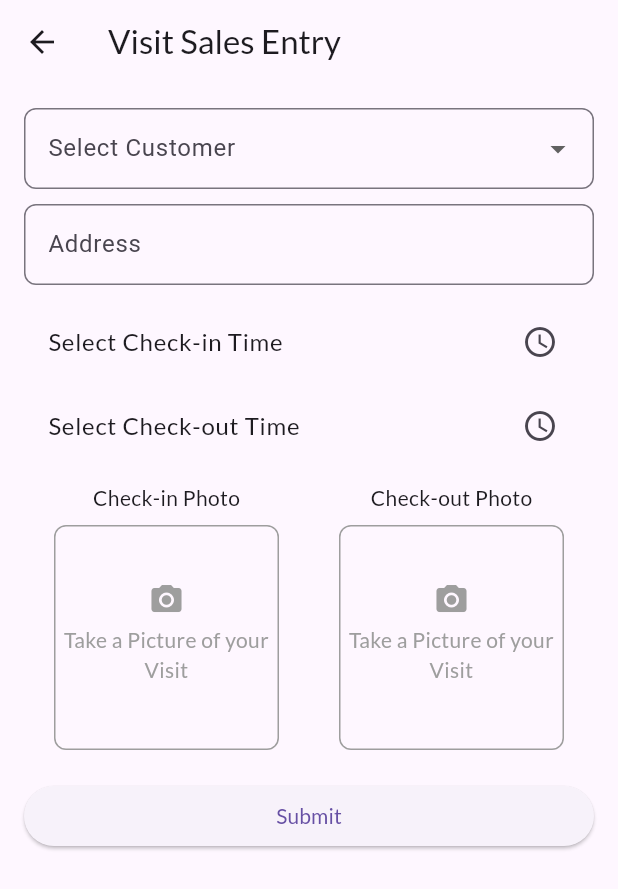
After one commit to filbertumbawa15/crm-android, a Flutter app: the VisitEntryScreen screen opened by its route, on a phone screen of 412 x 824 dp. The commit adds this screen. Shown: the top 889 px of the screen. Run offline on Flutter 3.47's test engine with Material 3 defaults, Android fonts, the light colour scheme and no system bars; our stand-ins replace bloc, dio, flutter_bloc; network calls fail.

Commit message:
form visit and detail screen visit

```diff
--- /dev/null
+++ b/lib/components/input_decoration.dart
@@ -0,0 +1,16 @@
+import 'package:flutter/material.dart';
+
+InputDecoration borderinputDecoration(String label) {
+  return InputDecoration(
+    labelText: label,
+    border: OutlineInputBorder(
+      borderRadius: BorderRadius.circular(8), // Square-like corners
+    ),
+    focusedBorder: OutlineInputBorder(
+      borderRadius: BorderRadius.circular(8),
+      borderSide:
+          const BorderSide(color: Colors.purple, width: 2), // Primary color
+    ),
+    contentPadding: const EdgeInsets.symmetric(horizontal: 12, vertical: 15),
+  );
+}
--- /dev/null
+++ b/lib/components/upload_placeholder.dart
@@ -0,0 +1,30 @@
+import 'package:flutter/material.dart';
+
+Widget uploadPlaceholder() {
+  return Container(
+    height: 150,
+    width: 150,
+    decoration: BoxDecoration(
+      borderRadius: BorderRadius.circular(8),
+      border: Border.all(color: Colors.grey),
+    ),
+    child: const Column(
+      mainAxisAlignment: MainAxisAlignment.center,
+      children: [
+        Icon(Icons.camera_alt, color: Colors.grey),
+        Padding(
+          padding: EdgeInsets.all(5.0),
+          child: Text(
+            "Take a Picture of your Visit",
+            textAlign: TextAlign.center,
+            style: TextStyle(
+              fontSize: 14.0,
+              color: Colors.grey,
+              fontFamily: 'Lato',
+            ),
+          ),
+        ),
+      ],
+    ),
+  );
+}
--- a/lib/main.dart
+++ b/lib/main.dart
@@ -3,6 +3,8 @@ import 'package:crm_android/screen/customer.dart';
 import 'package:crm_android/screen/dashboard.dart';
 import 'package:crm_android/screen/home.dart';
 import 'package:crm_android/screen/listvisit.dart';
+import 'package:crm_android/screen/visit_form.dart';
+import 'package:crm_android/screen/visitdetail.dart';
 import 'package:flutter/material.dart';
 import 'package:flutter/services.dart';
 import 'package:flutter_bloc/flutter_bloc.dart';
@@ -34,6 +36,8 @@ class _MyAppState extends State<MyApp> {
           '/': (context) => const StartScreen(),
           '/customers': (context) => const CustomerPage(),
           '/listvisit': (context) => const SalesVisitLogScreen(),
+          '/visitdetail': (context) => const VisitDetailScreen(),
+          '/formvisit': (context) => const VisitEntryScreen(),
         },
       ),
     );
--- /dev/null
+++ b/lib/screen/visit_form.dart
@@ -0,0 +1,308 @@
+import 'package:crm_android/components/image_preview_screen.dart';
+import 'package:crm_android/components/input_decoration.dart';
+import 'package:crm_android/components/upload_placeholder.dart';
+import 'package:crm_android/constants/variables.dart';
+import 'package:crm_android/models/response/customer_response_model.dart';
+import 'package:dio/dio.dart';
+import 'package:flutter/material.dart';
+// import 'package:image_picker/image_picker.dart';
+import 'dart:io';
+
+class VisitEntryScreen extends StatefulWidget {
+  const VisitEntryScreen({super.key});
+
+  @override
+  State<VisitEntryScreen> createState() => _VisitEntryScreenState();
+}
+
+class _VisitEntryScreenState extends State<VisitEntryScreen> {
+  final _formKey = GlobalKey<FormState>();
+  final TextEditingController _placeController = TextEditingController();
+  final TextEditingController _addressController = TextEditingController();
+  TimeOfDay? _checkInTime;
+  TimeOfDay? _checkOutTime;
+  File? _checkInPhoto;
+  File? _checkOutPhoto;
+
+  final List<String> customers = [
+    "Hospital ABC",
+    "Mall XYZ",
+    "Store 123",
+    "Office DEF"
+  ];
+
+  String? selectedCustomer;
+
+  // Function to select time
+  Future<void> _selectTime(BuildContext context, bool isCheckIn) async {
+    final TimeOfDay? picked = await showTimePicker(
+      context: context,
+      initialTime: TimeOfDay.now(),
+    );
+    if (picked != null) {
+      setState(() {
+        if (isCheckIn) {
+          _checkInTime = picked;
+        } else {
+          _checkOutTime = picked;
+        }
+      });
+    }
+  }
+
+  // Function to pick image
+  Future<void> _pickImage(bool isCheckIn) async {
+    // final pickedFile =
+    //     await ImagePicker().pickImage(source: ImageSource.gallery);
+    // if (pickedFile != null) {
+    //   setState(() {
+    //     if (isCheckIn) {
+    //       _checkInPhoto = File(pickedFile.path);
+    //     } else {
+    //       _checkOutPhoto = File(pickedFile.path);
+    //     }
+    //   });
+    // }
+  }
+
+  // Submit Form
+  void _submitForm() {
+    if (_formKey.currentState!.validate()) {
+      if (_checkInTime == null || _checkOutTime == null) {
+        ScaffoldMessenger.of(context).showSnackBar(const SnackBar(
+          backgroundColor: Color.fromARGB(255, 170, 45, 36),
+          content: Text("Please select both check-in and check-out time"),
+        ));
+        return;
+      }
+      if (_checkInPhoto == null || _checkOutPhoto == null) {
+        ScaffoldMessenger.of(context).showSnackBar(const SnackBar(
+          content: Text("Please upload both check-in and check-out photos"),
+        ));
+        return;
+      }
+
+      // Save data or send to backend
+      ScaffoldMessenger.of(context).showSnackBar(const SnackBar(
+        content: Text("Visit entry saved successfully!"),
+      ));
+      Navigator.pop(context);
+    }
+  }
+
+  @override
+  Widget build(BuildContext context) {
+    return Scaffold(
+      appBar: AppBar(
+          title: const Text(
+        "Visit Sales Entry",
+        style: TextStyle(fontFamily: 'Lato'),
+      )),
+      body: Padding(
+        padding: const EdgeInsets.all(16.0),
+        child: Form(
+          key: _formKey,
+          child: ListView(
+            children: [
+              // DropdownSearch<CustomersResponseModel>(
+              //   showAsSuffixIcons: true,
+              //   mode: Mode.BOTTOM_SHEET,
+              //   dropdownBuilder: (context, selectedcontainer) {
+              //     return Text(
+              //       selectedcontainer == null
+              //           ? ""
+              //           : selectedcontainer.toString(),
+              //       style: TextStyle(
+              //         fontSize: 13.0,
+              //         fontWeight: FontWeight.bold,
+              //         color: selectedcontainer == null
+              //             ? const Color.fromARGB(255, 114, 114, 114)
+              //             : Colors.black,
+              //       ),
+              //     );
+              //   },
+              //   onFind: (String? filter) async {
+              //     var response = await Dio().get(
+              //       Variables.rapidApiUrl,
+              //       queryParameters: {"filter": filter},
+              //     );
+              //     var models = CustomersResponseModel.fromListJson(json)
+
+              //     return models;
+              //   },
+              //   dropdownSearchDecoration: const InputDecoration(
+              //     label: Text("Container"),
+              //     labelStyle: TextStyle(
+              //       fontSize: 14.0,
+              //       fontWeight: FontWeight.bold,
+              //     ),
+              //     prefixIcon: Icon(
+              //       Icons.book,
+              //       color: Color(0xFF5599E9),
+              //     ),
+              //     contentPadding: EdgeInsets.fromLTRB(12, 12, 0, 0),
+              //     border: OutlineInputBorder(),
+              //   ),
+              //   onChanged: (data) {
+              //     _container_id = data!.id;
+              //   },
+              //   popupTitle: Container(
+              //     height: 50,
+              //     decoration: BoxDecoration(
+              //       color: Theme.of(context).primaryColorDark,
+              //     ),
+              //     child: const Center(
+              //       child: Text(
+              //         'Container',
+              //         style: TextStyle(
+              //           fontSize: 24,
+              //           fontWeight: FontWeight.bold,
+              //           color: Colors.white,
+              //         ),
+              //       ),
+              //     ),
+              //   ),
+              // ),
+              DropdownButtonFormField<String>(
+                style: const TextStyle(fontFamily: 'Lato'),
+                value: selectedCustomer,
+                decoration: borderinputDecoration("Select Customer"),
+                items: customers.map((customer) {
+                  return DropdownMenuItem<String>(
+                    value: customer,
+                    child: Text(
+                      customer,
+                      style: const TextStyle(fontFamily: 'Lato'),
+                    ),
+                  );
+                }).toList(),
+                onChanged: (value) {
+                  setState(() {
+                    selectedCustomer = value;
+                  });
+                },
+              ),
+
+              const SizedBox(height: 10),
+
+              // Address
+              TextField(
+                style: const TextStyle(fontFamily: 'Lato'),
+                controller: _addressController,
+                decoration: borderinputDecoration("Address"),
+              ),
+
+              const SizedBox(height: 10),
+
+              // Check-in Time
+              ListTile(
+                title: Text(
+                  _checkInTime == null
+                      ? "Select Check-in Time"
+                      : "Check-in: ${_checkInTime!.format(context)}",
+                  style: const TextStyle(fontFamily: 'Lato'),
+                ),
+                trailing: const Icon(Icons.access_time),
+                onTap: () => _selectTime(context, true),
+              ),
+
+              // Check-out Time
+              ListTile(
+                title: Text(
+                  _checkOutTime == null
+                      ? "Select Check-out Time"
+                      : "Check-out: ${_checkOutTime!.format(context)}",
+                  style: const TextStyle(fontFamily: 'Lato'),
+                ),
+                trailing: const Icon(Icons.access_time),
+                onTap: () => _selectTime(context, false),
+              ),
+
+              const SizedBox(height: 10),
+
+              Row(
+                mainAxisAlignment: MainAxisAlignment.spaceAround,
+                children: [
+                  Column(
+                    children: [
+                      const Text(
+                        "Check-in Photo",
+                        style: TextStyle(
+                          fontFamily: 'Lato',
+                        ),
+                      ),
+                      const SizedBox(height: 8),
+                      GestureDetector(
+                        onTap: () => _pickImage(true),
+                        child: _checkInPhoto != null
+                            ? Image.file(_checkInPhoto!,
+                                height: 100, fit: BoxFit.cover)
+                            : uploadPlaceholder(),
+                      ),
+                    ],
+                  ),
+                  Column(
+                    children: [
+                      const Text(
+                        "Check-out Photo",
+                        style: TextStyle(
+                          fontFamily: 'Lato',
+                        ),
+                      ),
+                      const SizedBox(height: 8),
+                      GestureDetector(
+                        onTap: () => _pickImage(true),
+                        child: _checkInPhoto != null
+                            ? Image.file(_checkInPhoto!,
+                                height: 100, fit: BoxFit.cover)
+                            : uploadPlaceholder(),
+                      ),
+                    ],
+                  ),
+                ],
+              ),
+
+              // Check-out Photo
+              // Row(
+              //   children: [
+              //     const Text("Check-in Photo",
+              //         style: TextStyle(fontWeight: FontWeight.bold)),
+              //     const SizedBox(height: 5),
+              //     GestureDetector(
+              //       onTap: () => _pickImage(true),
+              //       child: _checkInPhoto != null
+              //           ? Image.file(_checkInPhoto!,
+              //               height: 100, fit: BoxFit.cover)
+              //           : uploadPlaceholder(),
+              //     ),
+              //     const SizedBox(width: 10),
+              //     const Text("Check-out Photo",
+              //         style: TextStyle(fontWeight: FontWeight.bold)),
+              //     const SizedBox(height: 5),
+              //     GestureDetector(
+              //       onTap: () => _pickImage(true),
+              //       child: _checkInPhoto != null
+              //           ? Image.file(_checkInPhoto!,
+              //               height: 100, fit: BoxFit.cover)
+              //           : uploadPlaceholder(),
+              //     ),
+              //   ],
+              // ),
+
+              const SizedBox(height: 20),
+
+              // Submit Button
+              ElevatedButton(
+                onPressed: _submitForm,
+                child: const Text(
+                  "Submit",
+                  style: TextStyle(fontFamily: 'Lato'),
+                ),
+              ),
+            ],
+          ),
+        ),
+      ),
+    );
+  }
+}
```
Also changed, not shown: lib/components/image_preview_screen.dart (added, +25 -0 lines), lib/screen/listvisit.dart (+17 -5 lines), lib/screen/visitdetail.dart (added, +160 -0 lines).
